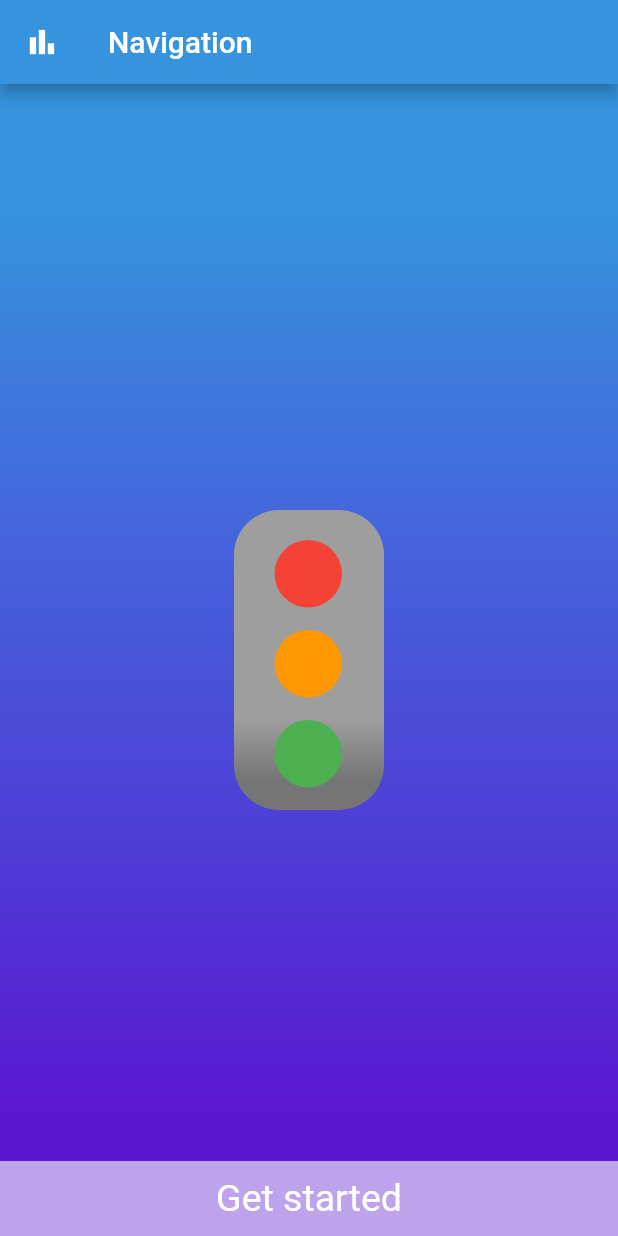
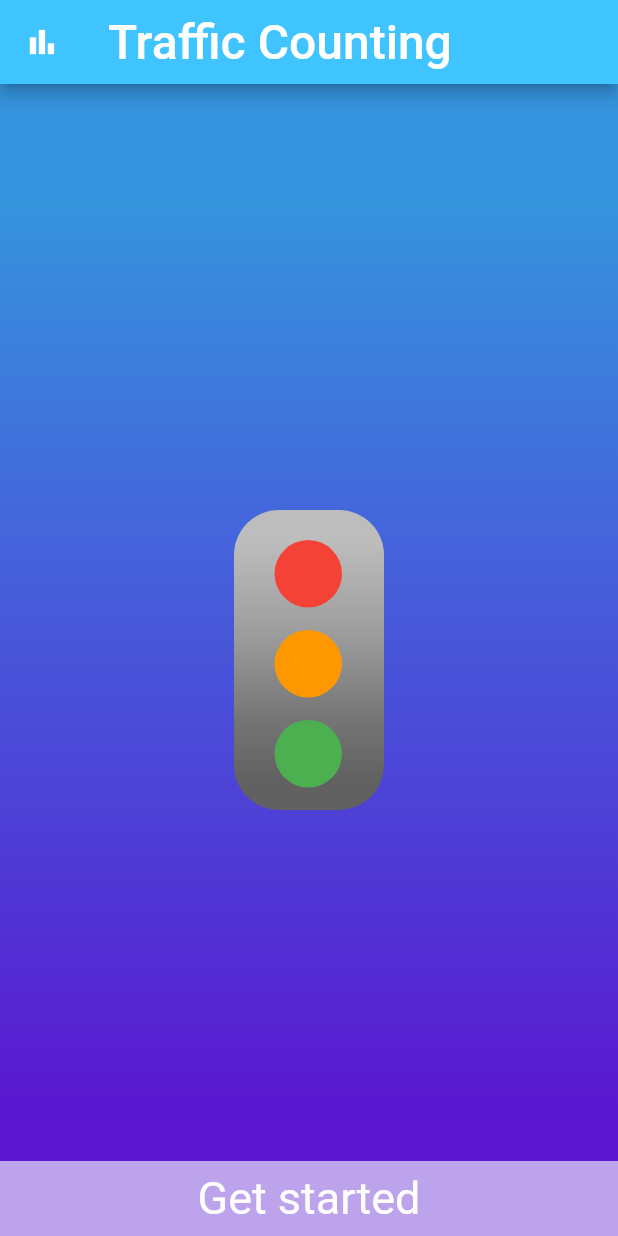
Before and after one commit to lolanator/traffic_counting_flutter, a Flutter app: the screen it shows after launch, on a phone screen of 412 x 824 dp. Run offline on Flutter 3.47's test engine with Material 2 defaults, Android fonts, the phone set to English and light mode, and no system bars; our stand-ins replace bubble_tab_indicator, flutter_spinkit, google_fonts, image_picker, video_player; Roboto replaces fonts that are missing (Sunflower, Unkempt).

Commit message:
Added nicer fonts to home screen and redirected straight to camera from home screen

```diff
--- a/lib/traffic_home_screen.dart
+++ b/lib/traffic_home_screen.dart
@@ -2,20 +2,40 @@ import 'package:flutter/material.dart';
 import 'package:traffic_counting_project/camera_screen.dart';
 import 'package:traffic_counting_project/dashboard.dart';
 import 'package:traffic_counting_project/loading_screen.dart';
+import 'package:google_fonts/google_fonts.dart';
+import 'package:image_picker/image_picker.dart';
+import 'dart:io';
 
 class TrafficHomeScreen extends StatefulWidget {
   @override
   _TrafficHomeScreenState createState() => _TrafficHomeScreenState();
 }
-//hello-----
 
 class _TrafficHomeScreenState extends State<TrafficHomeScreen> {
+
+  AnimationController _animation;
+  File _galleryVideo;
+  File _cameraVideo;
+
+  ImagePicker picker = ImagePicker();
+
+  _pickVideoFromCamera() async {
+    PickedFile pickedFile = await picker.getVideo(source: ImageSource.camera);
+
+    _cameraVideo = File(pickedFile.path);
+  }
+
   @override
   Widget build(BuildContext context) {
     return Scaffold(
       appBar: AppBar(
-        title: Text("Navigation"),
-        backgroundColor: Color(0xFF3594DD),
+        title: Text(
+            "Traffic Counting",
+            style: GoogleFonts.unkempt(
+              fontSize: 32
+            ),
+        ),
+        backgroundColor: Colors.lightBlueAccent,
         leading: GestureDetector(
           onTap: () {
             Navigator.push(
@@ -62,10 +82,10 @@ class _TrafficHomeScreenState extends State<TrafficHomeScreen> {
                         end: Alignment.bottomCenter,
                         stops: [0.1, 0.4, 0.7, 0.9],
                         colors: [
-                          Colors.grey[500],
-                          Colors.grey[500],
+                          Colors.grey[400],
                           Colors.grey[500],
                           Colors.grey[600],
+                          Colors.grey[700],
                         ],
                       ),
                     ),
@@ -92,7 +112,7 @@ class _TrafficHomeScreenState extends State<TrafficHomeScreen> {
                           width: 45,
                           decoration: BoxDecoration(
                             borderRadius: BorderRadius.circular(100.0),
-                            color: Colors.orange,
+                            color: Colors.orange
                           ),
                         ),
                       ),
@@ -123,24 +143,45 @@ class _TrafficHomeScreenState extends State<TrafficHomeScreen> {
                   height: 50,
                   child: Center(
                     child: Text(
-                      'Get started',
-                      style: TextStyle(
-                        color: Colors.white,
-                        fontSize: 25,
-                      ),
+                        'Get started',
+                        style: GoogleFonts.sunflower(fontSize: 30, color: Colors.white),
                     ),
                   ),
                 ),
               ),
               onTap: () {
-                Navigator.push(
-                  context,
-                  MaterialPageRoute(builder: (context) => CameraScreen()),
-                );
-              }),
+                  _pickVideoFromCamera();
+              },
+          )
         ],
       ),
     );
   }
 }
 //------------------------------------------------------ Lola
+
+/*{
+                Navigator.push(
+                  context,
+                  MaterialPageRoute(builder: (context) => _pickVideoFromCamera()),
+                );
+              }),*/
+
+/*TweenAnimationBuilder(
+                          tween: ColorTween(begin: Colors.white, end: Colors.green),
+                          duration: const Duration(seconds: 3),
+                          builder: (_, Color color, __){
+                            return ColorFiltered(
+                              child: Container(
+                                alignment: Alignment.topCenter,
+                                height: 45,
+                                width: 45,
+                                decoration: BoxDecoration(
+                                  borderRadius: BorderRadius.circular(100.0),
+                                  color: Colors.red,
+                                ),
+                              ),
+                              colorFilter: ColorFilter.mode(Colors.red, BlendMode.modulate),
+                            );
+                          }
+                        ),*/
--- a/pubspec.yaml
+++ b/pubspec.yaml
@@ -32,6 +32,9 @@ dependencies:
   #adds image_picker as a dependency
   image_picker: ^0.7.3
 
+  #adds fonts dependency
+  google_fonts: ^2.0.0
+
   #adds video_player as a dependency
   video_player: ^0.11.1+2
 
@@ -58,6 +61,9 @@ flutter:
   #   - images/a_dot_burr.jpeg
   #   - images/a_dot_ham.jpeg
 
+  assets:
+    - google_fonts/
+
   # An image asset can refer to one or more resolution-specific "variants", see
   # https://flutter.dev/assets-and-images/#resolution-aware.
 
```
Also changed, not shown: pubspec.lock, 3 other files.
